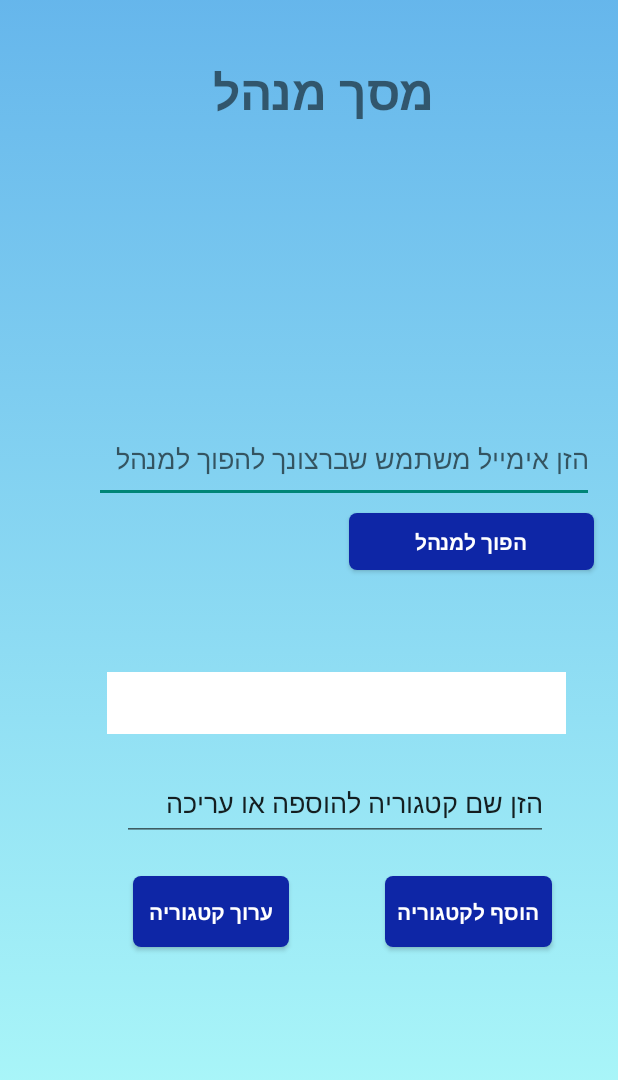
After one commit to ShaharNik/EasyJobs, an Android app: the AdminActivity screen opened directly, with no data from a screen before it, on a phone screen of 412 x 824 dp. The commit adds this screen. Shown: the top 1080 px of the screen. Run offline under Robolectric (Android 15) with nearby library versions, the phone set to English and light mode, and no system bars; our stand-ins replace Firebase (no records; nobody signed in at launch, a user with empty details on screens opened directly).

Commit message:
Adding AdminActivity

```diff
--- a/app/src/main/AndroidManifest.xml
+++ b/app/src/main/AndroidManifest.xml
@@ -10,6 +10,8 @@
         android:roundIcon="@mipmap/easyjobiconbig_foreground"
         android:supportsRtl="true"
         android:theme="@style/Theme.EasyJobs">
+        <activity android:name=".Activities.AdminEditPostActivity"></activity>
+        <activity android:name=".Activities.AdminActivity" />
         <activity
             android:name=".Activities.MainActivity"
             android:label="@string/app_name"
@@ -64,7 +66,6 @@
             android:name=".Activities.EditProfileActivity"
             android:label="@string/app_name"
             android:theme="@style/Theme.AppCompat.Light.NoActionBar.FullScreen" />
-
     </application>
     <uses-permission android:name="android.permission.CALL_PHONE" />
 
--- /dev/null
+++ b/app/src/main/java/com/example/easyjobs/Activities/AdminActivity.java
@@ -0,0 +1,149 @@
+package com.example.easyjobs.Activities;
+
+import androidx.annotation.NonNull;
+import androidx.appcompat.app.AppCompatActivity;
+
+import android.os.Bundle;
+import android.view.View;
+import android.widget.AdapterView;
+import android.widget.ArrayAdapter;
+import android.widget.Button;
+import android.widget.Spinner;
+import android.widget.TextView;
+import android.widget.Toast;
+
+import com.example.easyjobs.Objects.Category;
+import com.example.easyjobs.R;
+import com.example.easyjobs.dataBase.FirebaseDBCategories;
+import com.example.easyjobs.dataBase.FirebaseDBUsers;
+import com.example.easyjobs.utils.Validator;
+import com.google.firebase.auth.FirebaseAuth;
+import com.google.firebase.database.DataSnapshot;
+import com.google.firebase.database.DatabaseError;
+import com.google.firebase.database.DatabaseReference;
+import com.google.firebase.database.ValueEventListener;
+
+import java.util.ArrayList;
+
+public class AdminActivity extends AppCompatActivity implements AdapterView.OnItemSelectedListener {
+
+    private FirebaseAuth mAuth;
+
+    private TextView emailToAdmin;
+    private TextView categoryName;
+    private Spinner spinnerCA;
+    private Button changeToAdmin;
+    private Button addToCategory;
+    private Button removeFromCategory;
+
+    private String catUID;
+
+    @Override
+    protected void onCreate(Bundle savedInstanceState) {
+        super.onCreate(savedInstanceState);
+        setContentView(R.layout.activity_admin);
+
+        findViews();
+        changeUserToAdmin();
+        setUpCategoriesSpinner();
+        addNewCategory();
+        editCategory();
+    }
+
+    private void editCategory() {
+        removeFromCategory.setOnClickListener(new View.OnClickListener() {
+            @Override
+            public void onClick(View view) {
+                if (!Validator.ValidateCategory(categoryName.getText().toString()))
+                {
+                    categoryName.setError("שם הקטגוריה שהכנסת אינה תקינה");
+                }
+                else {
+                    // FirebaseDBCategories.removeCat(categoryName.getText().toString());
+                    Toast.makeText(AdminActivity.this, "הקטגוריה נמחקה בהצלחה", Toast.LENGTH_SHORT).show(); // maybe better to move to the function
+                }
+            }
+        });
+    }
+
+    private void addNewCategory() {
+        addToCategory.setOnClickListener(new View.OnClickListener() {
+            @Override
+            public void onClick(View view) {
+                if (!Validator.ValidateCategory(categoryName.getText().toString()))
+                {
+                    categoryName.setError("שם הקטגוריה שהכנסת אינה תקינה");
+                }
+                else {
+                    // TODO make this in validotr need to check 1 by 1 ((ArrayList<Category>)spinnerCA.getAdapter()).contains(categoryName.getText().toString())
+                    if (Validator.isStringExistsInAdapter(categoryName.getText().toString(), spinnerCA.getAdapter()))
+                    {
+                        categoryName.setError("שם הקטגוריה כבר קיים");
+                    }
+                    else {
+                        FirebaseDBCategories.addCat(categoryName.getText().toString());
+                        Toast.makeText(AdminActivity.this, "הקטגוריה נוספה בהצלחה", Toast.LENGTH_SHORT).show();// maybe better to move to the function
+                    }
+                }
+            }
+        });
+    }
+
+    private void changeUserToAdmin()
+    {
+        changeToAdmin.setOnClickListener(new View.OnClickListener() {
+            @Override
+            public void onClick(View view) {
+                if (!Validator.ValidateUserEmail(emailToAdmin.getText().toString()))
+                    emailToAdmin.setError("האימייל שהזנת אינו תקין!");
+                else
+                {
+                    // TODO How to Have the user UID by The user email??
+                    String userEmailToAdmin = emailToAdmin.getText().toString();
+                    String userID = "How to get it by user email ?";
+                    FirebaseDBUsers.makeNewAdmin(userID);
+                }
+            }});
+    }
+
+    private void findViews()
+    {
+        emailToAdmin = findViewById(R.id.emailForAdmin);
+        changeToAdmin = findViewById(R.id.changeToAdmin);
+        spinnerCA = findViewById(R.id.spinnerCat);
+        addToCategory = findViewById(R.id.addToCatButt);
+        removeFromCategory = findViewById(R.id.editFromCatButt);
+        categoryName = findViewById(R.id.catEditText);
+    }
+
+    private void setUpCategoriesSpinner(){
+        DatabaseReference dr = FirebaseDBCategories.getAllCat();
+        dr.addListenerForSingleValueEvent(new ValueEventListener() {
+            @Override
+            public void onDataChange(@NonNull DataSnapshot snapshot) {
+                ArrayList<Category> items = new ArrayList<>();
+                for(DataSnapshot category : snapshot.getChildren()){
+                    Category c = category.getValue(Category.class);
+                    items.add(c);
+                }
+                ArrayAdapter<Category> adapter = new ArrayAdapter<Category>(AdminActivity.this, android.R.layout.simple_spinner_dropdown_item, items);
+                spinnerCA.setAdapter(adapter);
+            }
+            @Override
+            public void onCancelled(@NonNull DatabaseError error) {}
+        });
+        spinnerCA.setOnItemSelectedListener(this);
+    }
+    @Override
+    public void onItemSelected(AdapterView<?> parent, View v, int position, long id) {
+        catUID = ((Category)spinnerCA.getAdapter().getItem(position)).getCategory_id();
+        // Setting the EditText text to the Category name
+        categoryName.setText(((Category)spinnerCA.getAdapter().getItem(position)).getCat_name());
+    }
+
+    @Override
+    public void onNothingSelected(AdapterView<?> adapterView) {
+
+    }
+
+}
--- a/app/src/main/java/com/example/easyjobs/dataBase/FirebaseDBCategories.java
+++ b/app/src/main/java/com/example/easyjobs/dataBase/FirebaseDBCategories.java
@@ -17,4 +17,5 @@ public class FirebaseDBCategories {
     public static void addCat(String cat){
         //TODO
     }
+
 }
--- a/app/src/main/java/com/example/easyjobs/dataBase/FirebaseDBUsers.java
+++ b/app/src/main/java/com/example/easyjobs/dataBase/FirebaseDBUsers.java
@@ -140,6 +140,4 @@ public class FirebaseDBUsers {
         return FirebaseBaseModel.getRef().child("Admins").child(uid);
     }
 
-
-
 }
--- /dev/null
+++ b/app/src/main/res/layout/activity_admin.xml
@@ -0,0 +1,108 @@
+<?xml version="1.0" encoding="utf-8"?>
+<androidx.constraintlayout.widget.ConstraintLayout xmlns:android="http://schemas.android.com/apk/res/android"
+    xmlns:app="http://schemas.android.com/apk/res-auto"
+    xmlns:tools="http://schemas.android.com/tools"
+    android:layout_width="match_parent"
+    android:layout_height="match_parent"
+    android:background="@drawable/gradient_bg"
+    tools:context=".Activities.AdminActivity">
+
+    <EditText
+        android:id="@+id/emailForAdmin"
+        android:layout_width="333dp"
+        android:layout_height="58dp"
+        android:ems="10"
+        android:inputType="textPersonName"
+        android:hint="הזן אימייל משתמש שברצונך להפוך למנהל"
+        app:layout_constraintBottom_toBottomOf="parent"
+        app:layout_constraintEnd_toEndOf="parent"
+        app:layout_constraintHorizontal_bias="0.794"
+        app:layout_constraintStart_toStartOf="parent"
+        app:layout_constraintTop_toTopOf="parent"
+        app:layout_constraintVertical_bias="0.362" />
+
+    <Button
+        android:id="@+id/changeToAdmin"
+        android:layout_width="163dp"
+        android:layout_height="38dp"
+        android:background="@drawable/button_pretty"
+        android:text="הפוך למנהל"
+        android:textColor="@color/white"
+        android:textStyle="bold"
+        app:layout_constraintBottom_toBottomOf="parent"
+        app:layout_constraintEnd_toEndOf="parent"
+        app:layout_constraintHorizontal_bias="0.935"
+        app:layout_constraintStart_toStartOf="parent"
+        app:layout_constraintTop_toTopOf="parent"
+        app:layout_constraintVertical_bias="0.435" />
+
+    <TextView
+        android:id="@+id/AdminTextView"
+        android:layout_width="235dp"
+        android:layout_height="55dp"
+        android:text="מסך מנהל"
+        android:textSize="32sp"
+        android:textStyle="bold"
+        app:layout_constraintBottom_toBottomOf="parent"
+        app:layout_constraintEnd_toEndOf="parent"
+        app:layout_constraintHorizontal_bias="0.306"
+        app:layout_constraintStart_toStartOf="parent"
+        app:layout_constraintTop_toTopOf="parent"
+        app:layout_constraintVertical_bias="0.051" />
+
+    <Spinner
+        android:id="@+id/spinnerCat"
+        android:layout_width="306dp"
+        android:layout_height="41dp"
+        android:background="@color/white"
+        app:layout_constraintBottom_toBottomOf="parent"
+        app:layout_constraintEnd_toEndOf="parent"
+        app:layout_constraintHorizontal_bias="0.676"
+        app:layout_constraintStart_toStartOf="parent"
+        app:layout_constraintTop_toTopOf="parent"
+        app:layout_constraintVertical_bias="0.572" />
+
+    <Button
+        android:id="@+id/addToCatButt"
+        android:layout_width="111dp"
+        android:layout_height="47dp"
+        android:background="@drawable/button_pretty"
+        android:text="הוסף לקטגוריה"
+        android:textColor="@color/white"
+        android:textStyle="bold"
+        app:layout_constraintBottom_toBottomOf="parent"
+        app:layout_constraintEnd_toEndOf="parent"
+        app:layout_constraintHorizontal_bias="0.853"
+        app:layout_constraintStart_toStartOf="parent"
+        app:layout_constraintTop_toTopOf="parent"
+        app:layout_constraintVertical_bias="0.752" />
+
+    <Button
+        android:id="@+id/editFromCatButt"
+        android:layout_width="104dp"
+        android:layout_height="47dp"
+        android:background="@drawable/button_pretty"
+        android:text="ערוך קטגוריה"
+        android:textColor="@color/white"
+        android:textStyle="bold"
+        app:layout_constraintBottom_toBottomOf="parent"
+        app:layout_constraintEnd_toEndOf="parent"
+        app:layout_constraintHorizontal_bias="0.287"
+        app:layout_constraintStart_toStartOf="parent"
+        app:layout_constraintTop_toTopOf="parent"
+        app:layout_constraintVertical_bias="0.752" />
+
+    <EditText
+        android:id="@+id/catEditText"
+        android:layout_width="284dp"
+        android:layout_height="50dp"
+        android:ems="10"
+        android:inputType="textPersonName"
+        android:text="הזן שם קטגוריה להוספה או עריכה"
+        app:layout_constraintBottom_toBottomOf="parent"
+        app:layout_constraintEnd_toEndOf="parent"
+        app:layout_constraintHorizontal_bias="0.637"
+        app:layout_constraintStart_toStartOf="parent"
+        app:layout_constraintTop_toTopOf="parent"
+        app:layout_constraintVertical_bias="0.66" />
+</androidx.constraintlayout.widget.ConstraintLayout>
```
Also changed, not shown: app/src/main/java/com/example/easyjobs/Activities/AdminEditPostActivity.java (added, +16 -0 lines), app/src/main/java/com/example/easyjobs/Activities/UserProfileActivity.java (+14 -0 lines), app/src/main/java/com/example/easyjobs/utils/Validator.java (+27 -0 lines), app/src/main/res/layout/activity_admin_edit_post.xml (added, +10 -0 lines), app/src/main/res/layout/activity_user_profile.xml (+16 -0 lines).
